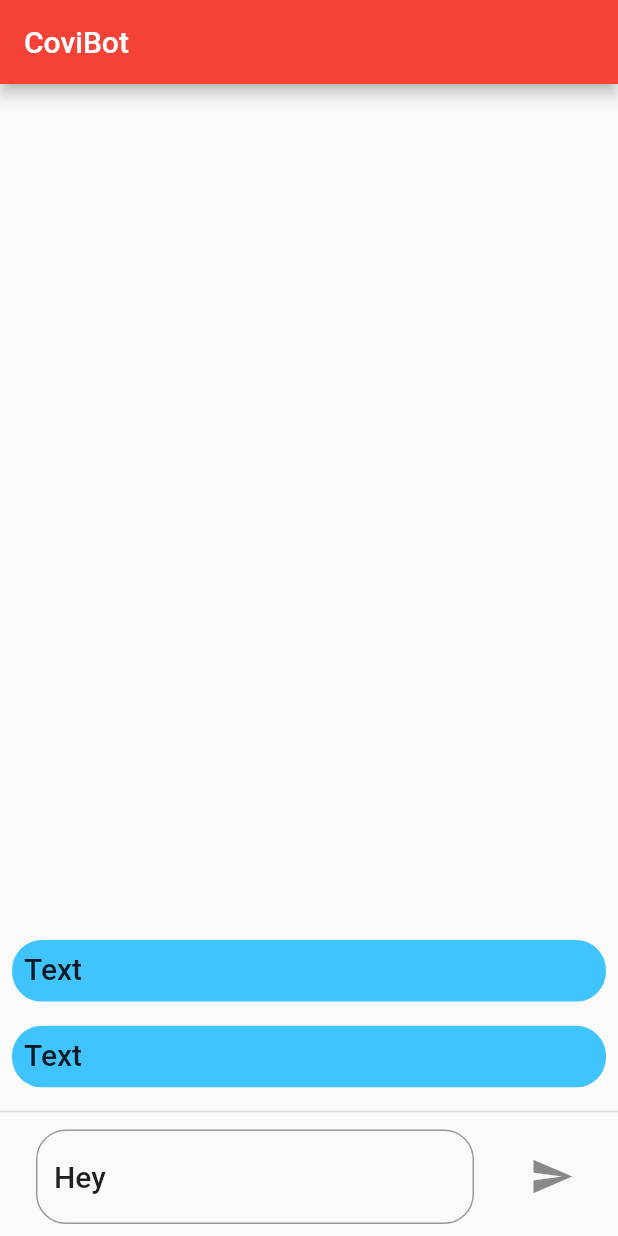
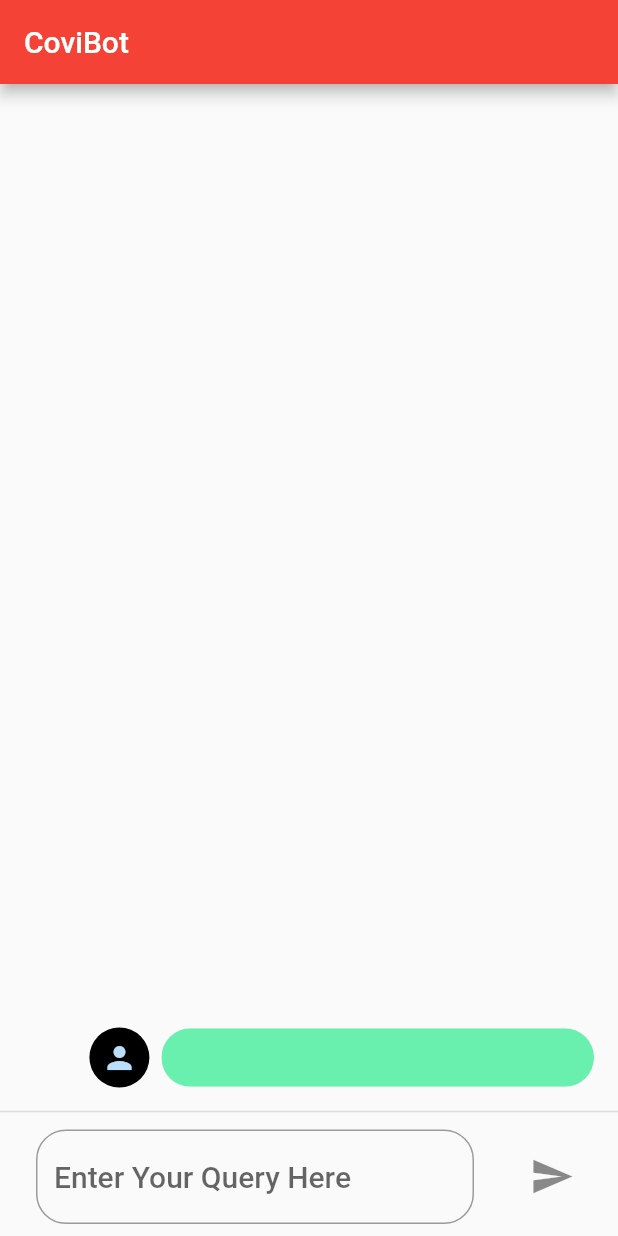
Before and after one commit to Fayiz-A/covibot, a Flutter app: the screen it shows after launch, after a tap on the "send" icon, on a phone screen of 412 x 824 dp. Run offline on Flutter 3.47's test engine with Material 2 defaults, Android fonts, the light colour scheme and no system bars; our stand-ins replace flutter_bloc; missing offline and left inert: flutter_dialogflow.

Commit message:
added the integration for dialogflow

```diff
--- a/lib/blocs/chatbot_bloc.dart
+++ b/lib/blocs/chatbot_bloc.dart
@@ -1,6 +1,9 @@
+import 'package:covibot/classes/message.dart';
+import 'package:flutter/material.dart';
 import 'package:flutter_bloc/flutter_bloc.dart';
-import 'package:flutter/material.dart';
 import 'package:flutter_dialogflow/dialogflow_v2.dart';
+
+import 'package:covibot/constants.dart' as constants;
 
 abstract class ChatbotEvent {}
 
@@ -11,31 +14,48 @@ class SendQueryEvent extends ChatbotEvent {
 }
 
 class ChatbotBloc extends Bloc<ChatbotEvent, ChatbotState> {
-
   Dialogflow dialogflow;
 
   ChatbotBloc() : super(InitialState()) {
     _initializeDialogflow();
   }
 
+  List<Message> chatList = [];
+
   @override
   Stream<ChatbotState> mapEventToState(ChatbotEvent event) async* {
     if (event is SendQueryEvent) {
-        String query = event.query;
+      String query = event.query;
 
-        // await _initializeDialogflow();
-        // AIResponse aiResponse = await dialogflow.detectIntent(query);
-        // print(aiResponse.getListMessage()[0]["text"]["text"][0].toString());
+      if(query == null || query.trim().length == 0) query = constants.emptyStringQuery;
 
-      yield ResponseSuccessfulState();
+      Message userMessage = Message(sender: Sender.user, message: event.query);
+      chatList.insert(0, userMessage);
+
+      yield MessageAddedState(chatList: chatList);
+
+      await _initializeDialogflow();
+      AIResponse aiResponse = await dialogflow.detectIntent(query);
+
+      String responseFromChatbot = aiResponse.getListMessage()[0]["text"]["text"][0].toString();
+
+      print(responseFromChatbot);
+
+      Message chatbotMessage =
+      Message(sender: Sender.chatbot, message: responseFromChatbot);
+
+      chatList.insert(0, chatbotMessage);
+
+      yield MessageAddedState(chatList: chatList);
     } else {
       yield InitialState();
     }
   }
 
   Future<void> _initializeDialogflow() async {
-    AuthGoogle authGoogle = await AuthGoogle(fileJson: "assets/services.json").build();
-    dialogflow = Dialogflow(authGoogle: authGoogle,language: Language.english);
+    AuthGoogle authGoogle =
+    await AuthGoogle(fileJson: "assets/services.json").build();
+    dialogflow = Dialogflow(authGoogle: authGoogle, language: Language.english);
   }
 }
 
@@ -43,4 +63,12 @@ abstract class ChatbotState {}
 
 class InitialState extends ChatbotState {}
 
-class ResponseSuccessfulState extends ChatbotState {}
+class ResponseLoadingState extends ChatbotState {}
+
+class ResponseErrorState extends ChatbotState {}
+
+class MessageAddedState extends ChatbotState {
+  final List<Message> chatList;
+
+  MessageAddedState({@required this.chatList});
+}
--- /dev/null
+++ b/lib/classes/message.dart
@@ -0,0 +1,18 @@
+import 'package:flutter/material.dart';
+
+enum Sender {
+  chatbot,
+  user
+}
+
+class Message {
+  final String message;
+  final Sender sender;
+  // final List<String> options;
+
+  Message({
+      @required this.message,
+      @required this.sender
+  });
+
+}
--- /dev/null
+++ b/lib/constants.dart
@@ -0,0 +1 @@
+const String emptyStringQuery = 'nothing in query with passcode abc@77';
--- a/lib/screens/chatbot_page.dart
+++ b/lib/screens/chatbot_page.dart
@@ -1,4 +1,5 @@
 import 'package:covibot/blocs/chatbot_bloc.dart';
+import 'package:covibot/classes/message.dart';
 import 'package:flutter/material.dart';
 import 'package:flutter_bloc/flutter_bloc.dart';
 
@@ -9,7 +10,21 @@ class ChatbotPage extends StatefulWidget {
 
 class _ChatbotPageState extends State<ChatbotPage> {
 
-  TextEditingController queryTextFormFieldController = TextEditingController(text: 'Hey');
+  TextEditingController queryTextFormFieldController = TextEditingController();
+
+  ChatbotBloc chatBloc;
+
+  @override
+  void didChangeDependencies() {
+    super.didChangeDependencies();
+    chatBloc = BlocProvider.of<ChatbotBloc>(context);
+  }
+
+  clearTextBoxAndSendQuery({@required String query}) {
+    queryTextFormFieldController.clear();
+
+    chatBloc.add(SendQueryEvent(query: query));
+  }
 
   @override
   Widget build(BuildContext context) {
@@ -21,41 +36,80 @@ class _ChatbotPageState extends State<ChatbotPage> {
       ),
       body: Column(
         children: [
-          // Expanded(
-          //   child: ElevatedButton(
-          //     child: Text('Send some message to Chatbot'),
-          //     onPressed: () {
-          //
-          //       ChatbotBloc chatbot = BlocProvider.of<ChatbotBloc>(context);
-          //
-          //       chatbot.add(SendQueryEvent(query: 'Hello'));
-          //     },
-          //   ),
-          // ),
           Flexible(
-            child: ListView.builder(
+            child: BlocBuilder<ChatbotBloc, ChatbotState>(
+              builder: (BuildContext context, ChatbotState state) {
+                if(state is MessageAddedState) {
+
+                  List<Message> chatList = state.chatList;
+
+                  return ListView.builder(
                       reverse: true,
-                itemCount: 2,
+                      itemCount: chatList.length,
                       itemBuilder: (BuildContext context, int index) {
+                        Message message = chatList[index];
+
+                        bool chatbotSender = message.sender == Sender.chatbot;
+
                         return Padding(
                           padding: const EdgeInsets.all(8.0),
+                          child: Row(
+                            mainAxisAlignment: chatbotSender ? MainAxisAlignment.start:MainAxisAlignment.end,
+                            children: [
+                              CircleAvatar(
+                                child: chatbotSender ? Icon(Icons.computer):Icon(Icons.person),
+                                backgroundColor: Colors.black,
+                              ),
+                              Padding(
+                                padding: EdgeInsets.symmetric(horizontal: 8.0),
                                 child: ClipRRect(
                                   borderRadius: BorderRadius.all(Radius.circular(20.0)),
                                   child: Container(
-                        width: screenSize.width * 0.8,
-                        height: screenSize.height * 0.05,
-                        color: Colors.lightBlueAccent,
+                                    width: screenSize.width * 0.7,
+                                    color: chatbotSender ? Colors.orangeAccent:Colors.greenAccent,
                                     child: Padding(
                                       padding: const EdgeInsets.all(8.0),
                                       child: SelectableText(
-                            'Text',
+                                        chatList[index].message,
                                         style: Theme.of(context).textTheme.bodyText1,
                                       ),
                                     ),
                                   ),
                                 ),
+                              ),
+                            ],
+                          ),
                         );
-                }),
+                      });
+
+                } else {
+                  return CircularProgressIndicator();
+                }
+                // return ListView.builder(
+                //     reverse: true,
+                //     itemCount: 2,
+                //     itemBuilder: (BuildContext context, int index) {
+                //       return Padding(
+                //         padding: const EdgeInsets.all(8.0),
+                //         child: ClipRRect(
+                //           borderRadius: BorderRadius.all(Radius.circular(20.0)),
+                //           child: Container(
+                //             width: screenSize.width * 0.8,
+                //             height: screenSize.height * 0.05,
+                //             color: Colors.lightBlueAccent,
+                //             child: Padding(
+                //               padding: const EdgeInsets.all(8.0),
+                //               child: SelectableText(
+                //                 'Text',
+                //                 style: Theme.of(context).textTheme.bodyText1,
+                //               ),
+                //             ),
+                //           ),
+                //         ),
+                //       );
+                //     });
+              }
+            ),
           ),
           Divider(
             thickness: 1.0,
@@ -63,19 +117,17 @@ class _ChatbotPageState extends State<ChatbotPage> {
           Padding(
             padding: const EdgeInsets.only(bottom: 4.0),
             child: ListTile(
-              title: Expanded(
-                  child: Padding(
+              title: Padding(
                 padding: const EdgeInsets.symmetric(horizontal: 8.0),
                 child: Container(
                   child: TextFormField(
-                        onChanged: (String value) => print(value),
+                    onFieldSubmitted: (String query) => clearTextBoxAndSendQuery(query: query,),//query from text controller will also work fine
                     style: Theme.of(context).textTheme.bodyText1,
                     decoration: InputDecoration(
                       hintText: 'Enter Your Query Here',
                       border: OutlineInputBorder(borderSide: BorderSide(width: 1.0, color: Colors.red, style: BorderStyle.solid ), borderRadius: BorderRadius.all(Radius.circular(20.0)))
                     ),
                     controller: queryTextFormFieldController,
-                      ),
                   ),
                 ),
               ),
@@ -88,7 +140,7 @@ class _ChatbotPageState extends State<ChatbotPage> {
                       child: IconButton(
                         icon: Icon(Icons.send),
                         iconSize: 30.0,
-                        onPressed: () => print('Sending'),
+                        onPressed: () => clearTextBoxAndSendQuery(query: queryTextFormFieldController.text,),
                       ),
                     )
                   ),
--- a/pubspec.yaml
+++ b/pubspec.yaml
@@ -27,7 +27,7 @@ dependencies:
   #state management
   flutter_bloc: ^7.0.0
 
-  #dialogflow
+  #dialogflow for chatbot
   flutter_dialogflow: ^0.1.3
 
   # The following adds the Cupertino Icons font to your application.
```
Lines whose indentation alone changed are shown as unchanged.
